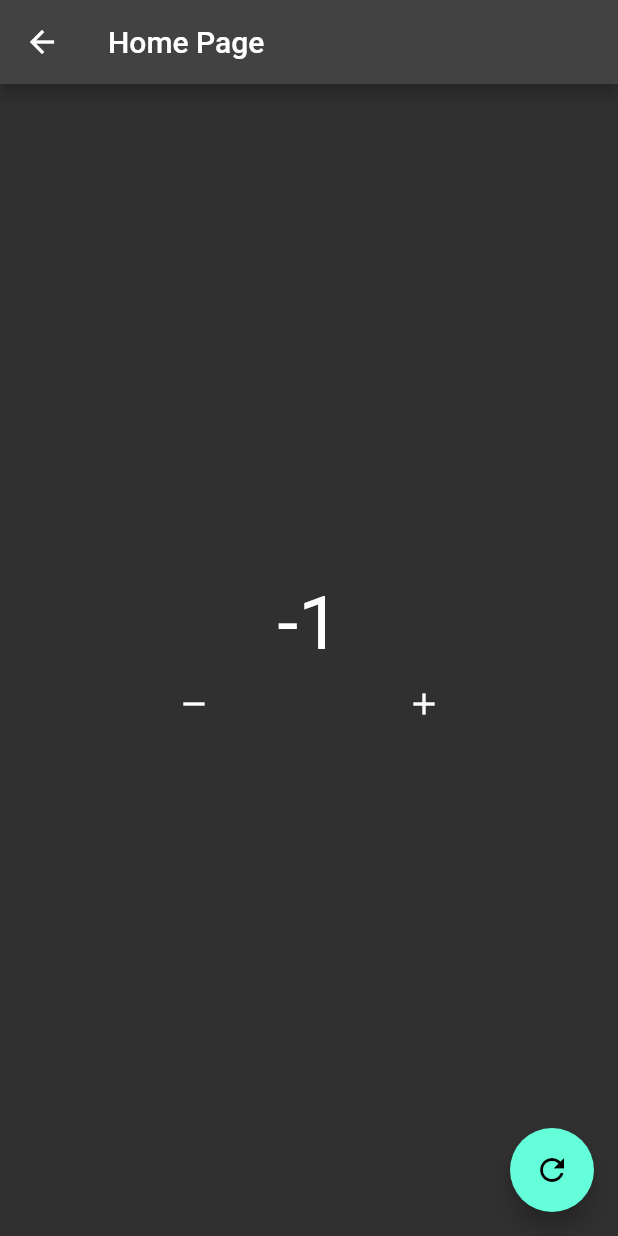
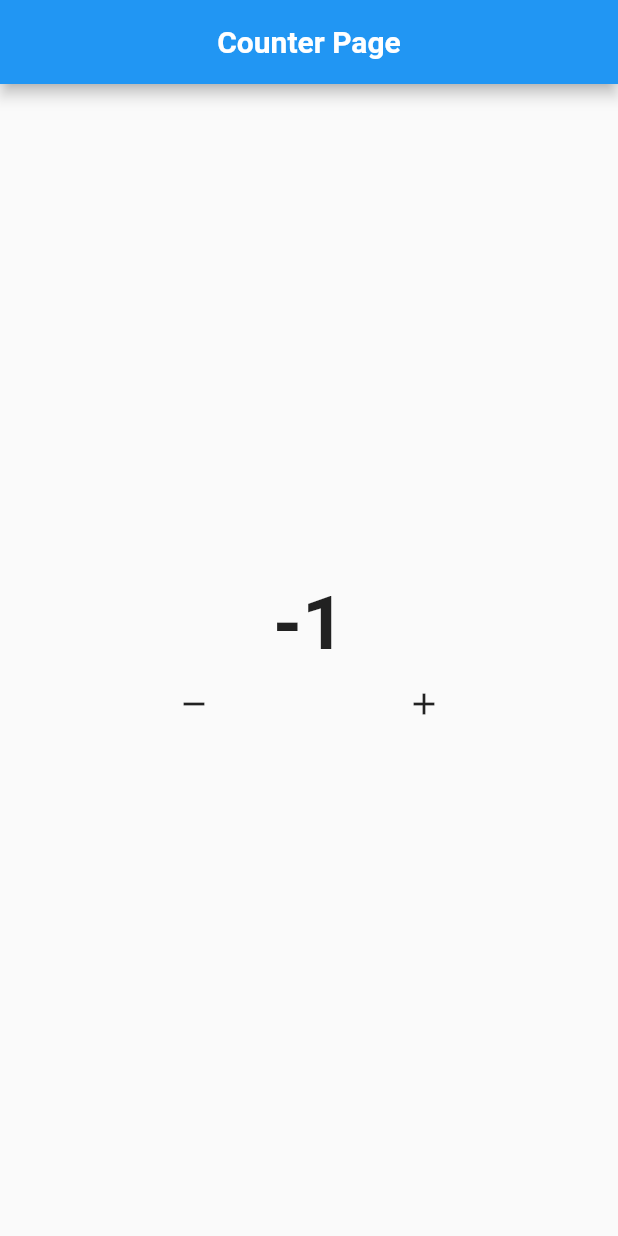
Before and after one commit to magerngulik/belajar_bloc, a Flutter app: the HomePage screen opened directly, after a tap on the "remove" icon, on a phone screen of 412 x 824 dp. Run offline on Flutter 3.47's test engine with Material 2 defaults, Android fonts, the phone set to English and light mode, and no system bars; our stand-ins replace bloc, flutter_bloc.

Commit message:
belajar counter di bloc

```diff
--- a/lib/bloc/counter.dart
+++ b/lib/bloc/counter.dart
@@ -1,7 +1,17 @@
+import 'package:flutter/material.dart';
 import 'package:bloc/bloc.dart';
+import 'package:flutter_bloc/flutter_bloc.dart';
 
-class CounterBloc extends Cubit<int> {
-  CounterBloc() : super(0);
-  add() => emit(state + 1);
-  remove() => emit(state - 1);
+enum CounterEvent { decrement, increment }
+
+class CounterBloc extends Bloc<CounterEvent, int> {
+  CounterBloc() : super(0) {
+    on<CounterEvent>((event, emit) {
+      if (event == CounterEvent.increment) {
+        emit(state + 1);
+      } else {
+        emit(state - 1);
+      }
+    });
+  }
 }
--- a/lib/bloc/theme.dart
+++ /dev/null
@@ -1,6 +0,0 @@
-import 'package:bloc/bloc.dart';
-
-class ThemeBloc extends Cubit<bool> {
-  ThemeBloc() : super(false);
-  changeTheme() => emit(!state);
-}
--- a/lib/bloc/user.dart
+++ /dev/null
@@ -1,13 +0,0 @@
-import 'package:bloc/bloc.dart';
-
-class UserBloc extends Cubit<Map<String, dynamic>> {
-  UserBloc() : super({"name": "no name", "age": 0});
-
-  changeName(String newName) {
-    emit({"name": newName, "age": state["age"]});
-  }
-
-  changeAge(int newAge) {
-    emit({"name": state["name"], "age": newAge});
-  }
-}
--- a/lib/page/app.dart
+++ /dev/null
@@ -1,22 +0,0 @@
-import 'package:counter_apk_bloc/bloc/theme.dart';
-import 'package:counter_apk_bloc/page/home.dart';
-import 'package:counter_apk_bloc/page/profile.dart';
-import 'package:flutter/material.dart';
-import 'package:flutter_bloc/flutter_bloc.dart';
-
-class App extends StatelessWidget {
-  const App({super.key});
-
-  @override
-  Widget build(BuildContext context) {
-    return BlocBuilder<ThemeBloc, bool>(
-      bloc: context.read<ThemeBloc>(),
-      builder: (context, state) {
-        return MaterialApp(
-          home: Profile(),
-          theme: (state) ? ThemeData.light() : ThemeData.dark(),
-        );
-      },
-    );
-  }
-}
--- a/lib/page/home.dart
+++ b/lib/page/home.dart
@@ -1,128 +1,60 @@
+import 'dart:developer';
+
 import 'package:counter_apk_bloc/bloc/counter.dart';
-import 'package:counter_apk_bloc/bloc/theme.dart';
 import 'package:flutter/material.dart';
 import 'package:flutter_bloc/flutter_bloc.dart';
+import 'package:bloc/bloc.dart';
 
 class HomePage extends StatelessWidget {
-  const HomePage({super.key});
+  HomePage({super.key});
 
   @override
   Widget build(BuildContext context) {
     CounterBloc myCounter = context.read<CounterBloc>();
-    ThemeBloc myTheme = context.read<ThemeBloc>();
     return Scaffold(
       appBar: AppBar(
-        title: const Text(
-          "Home Page",
+        centerTitle: true,
+        title: Text(
+          "Counter Page",
           style: TextStyle(
             fontSize: 20.0,
+            fontWeight: FontWeight.bold,
           ),
         ),
       ),
-      body: Column(
-        mainAxisAlignment: MainAxisAlignment.center,
-        crossAxisAlignment: CrossAxisAlignment.center,
+      body: Center(
+        child: Column(
+          mainAxisSize: MainAxisSize.min,
           children: [
-          MultiBlocListener(
-            listeners: [
-              BlocListener<ThemeBloc, bool>(
-                listener: (context, state) {
-                  const snackBar = SnackBar(
-                    content: Text('Tema Gelap!'),
-                    duration: Duration(seconds: 1),
-                  );
-                  ScaffoldMessenger.of(context).showSnackBar(snackBar);
-                },
-                listenWhen: (previous, current) {
-                  if (current == false) {
-                    return true;
-                  } else {
-                    return false;
-                  }
-                },
-              ),
-              BlocListener<CounterBloc, int>(
-                listener: (context, state) async {
-                  await showDialog<void>(
-                    context: context,
-                    barrierDismissible: true,
-                    builder: (BuildContext context) {
-                      return AlertDialog(
-                        title: const Text('Warning'),
-                        content: SingleChildScrollView(
-                          child: ListBody(
-                            children: const <Widget>[
-                              Text(
-                                'Sudah Melebihi 10',
-                                style: const TextStyle(
-                                  color: Colors.red,
-                                ),
-                              ),
-                            ],
-                          ),
-                        ),
-                        actions: <Widget>[
-                          ElevatedButton(
-                            style: ElevatedButton.styleFrom(
-                              backgroundColor: Colors.blue,
-                            ),
-                            onPressed: () {
-                              Navigator.pop(context);
-                            },
-                            child: const Text("Ok"),
-                          ),
-                        ],
-                      );
-                    },
-                  );
-                },
-                listenWhen: (previous, current) {
-                  if (current > 10) {
-                    return true;
-                  } else {
-                    return false;
-                  }
-                },
-              ),
-            ],
-            child: BlocBuilder<CounterBloc, int>(
+            BlocBuilder<CounterBloc, int>(
               bloc: myCounter,
               builder: (context, state) {
                 return Text(
                   "$state",
-                  style: const TextStyle(
+                  style: TextStyle(
                     fontSize: 50.0,
+                    fontWeight: FontWeight.bold,
                   ),
                 );
               },
-            ),
             ),
             Row(
               mainAxisAlignment: MainAxisAlignment.spaceEvenly,
               children: [
                 IconButton(
-                onPressed: () => myCounter.remove(),
-                icon: const Icon(
-                  Icons.remove,
-                  size: 24.0,
-                ),
-              ),
+                    onPressed: () {
+                      myCounter.add(CounterEvent.decrement);
+                    },
+                    icon: Icon(Icons.remove)),
                 IconButton(
-                onPressed: () => myCounter.add(),
-                icon: const Icon(
-                  Icons.add,
-                  size: 24.0,
-                ),
-              ),
+                    onPressed: () {
+                      myCounter.add(CounterEvent.increment);
+                    },
+                    icon: Icon(Icons.add))
               ],
             ),
           ],
         ),
-      floatingActionButton: FloatingActionButton(
-        child: const Icon(Icons.refresh),
-        onPressed: () {
-          myTheme.changeTheme();
-        },
       ),
     );
   }
```
Also changed, not shown: lib/main.dart (+6 -19 lines), lib/page/profile.dart (deleted, +0 -77 lines), 1 other file. Lines whose indentation alone changed are shown as unchanged.
